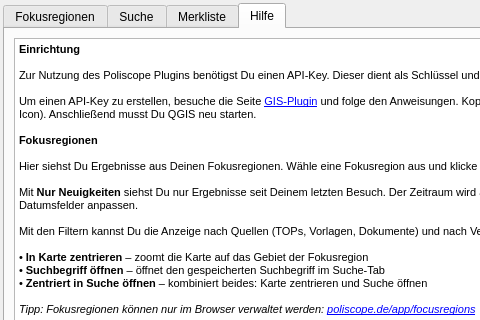
Above: ui/poliscope_plugin_dockwidget_base.ui from poliscope-de/poliscope-qgis-plugin before the change; both pictures show x 0 to 480 and y 0 to 320 of the 814 by 857 pixel window. Below: the same form after it.
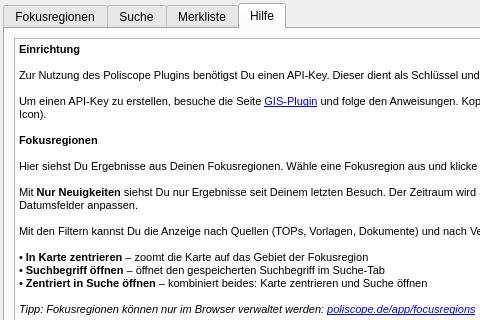
That is the form after the change. The open tabs and pages were chosen to show the change. Icons and pictures are not drawn. Custom widgets are drawn as their Qt base class.

Commit message: Fix API key validation, re-enable all buttons after key entry, clean up code and comments

What changed in the file:
```diff
--- a/ui/poliscope_plugin_dockwidget_base.ui
+++ b/ui/poliscope_plugin_dockwidget_base.ui
@@ -1871,7 +1871,7 @@
 &lt;p style=&quot; margin-top:0px; margin-bottom:0px; margin-left:0px; margin-right:0px; -qt-block-indent:0; text-indent:0px;&quot;&gt; &lt;/p&gt;
 &lt;p style=&quot; margin-top:0px; margin-bottom:0px; margin-left:0px; margin-right:0px; -qt-block-indent:0; text-indent:0px;&quot;&gt;&lt;span style=&quot; font-size:8pt;&quot;&gt;Zur Nutzung des Poliscope Plugins benötigst Du einen API-Key. Dieser dient als Schlüssel und identifiziert Dich auf den Poliscope-Servern.&lt;/span&gt;&lt;/p&gt;
 &lt;p style=&quot; margin-top:0px; margin-bottom:0px; margin-left:0px; margin-right:0px; -qt-block-indent:0; text-indent:0px;&quot;&gt; &lt;/p&gt;
-&lt;p style=&quot; margin-top:0px; margin-bottom:0px; margin-left:0px; margin-right:0px; -qt-block-indent:0; text-indent:0px;&quot;&gt;&lt;span style=&quot; font-size:8pt;&quot;&gt;Um einen API-Key zu erstellen, besuche die Seite &lt;/span&gt;&lt;a href=&quot;https://poliscope.de/app/gis-plugin&quot;&gt;&lt;span style=&quot; font-size:8pt; text-decoration: underline; color:#0000ff;&quot;&gt;GIS-Plugin&lt;/span&gt;&lt;/a&gt;&lt;span style=&quot; font-size:8pt;&quot;&gt; und folge den Anweisungen. Kopiere den Schlüssel und füge ihn hier im Plugin ein (Zahnrad-Icon). Anschließend musst Du QGIS neu starten.&lt;/span&gt;&lt;/p&gt;
+&lt;p style=&quot; margin-top:0px; margin-bottom:0px; margin-left:0px; margin-right:0px; -qt-block-indent:0; text-indent:0px;&quot;&gt;&lt;span style=&quot; font-size:8pt;&quot;&gt;Um einen API-Key zu erstellen, besuche die Seite &lt;/span&gt;&lt;a href=&quot;https://poliscope.de/app/gis-plugin&quot;&gt;&lt;span style=&quot; font-size:8pt; text-decoration: underline; color:#0000ff;&quot;&gt;GIS-Plugin&lt;/span&gt;&lt;/a&gt;&lt;span style=&quot; font-size:8pt;&quot;&gt; und folge den Anweisungen. Kopiere den Schlüssel und füge ihn hier im Plugin ein (Zahnrad-Icon).&lt;/span&gt;&lt;/p&gt;
 &lt;p style=&quot; margin-top:0px; margin-bottom:0px; margin-left:0px; margin-right:0px; -qt-block-indent:0; text-indent:0px;&quot;&gt; &lt;/p&gt;
 &lt;p style=&quot; margin-top:0px; margin-bottom:0px; margin-left:0px; margin-right:0px; -qt-block-indent:0; text-indent:0px;&quot;&gt;&lt;span style=&quot; font-size:8pt; font-weight:600;&quot;&gt;Fokusregionen&lt;/span&gt;&lt;/p&gt;
 &lt;p style=&quot; margin-top:0px; margin-bottom:0px; margin-left:0px; margin-right:0px; -qt-block-indent:0; text-indent:0px;&quot;&gt; &lt;/p&gt;
```
The commit also changes 2 other files.
